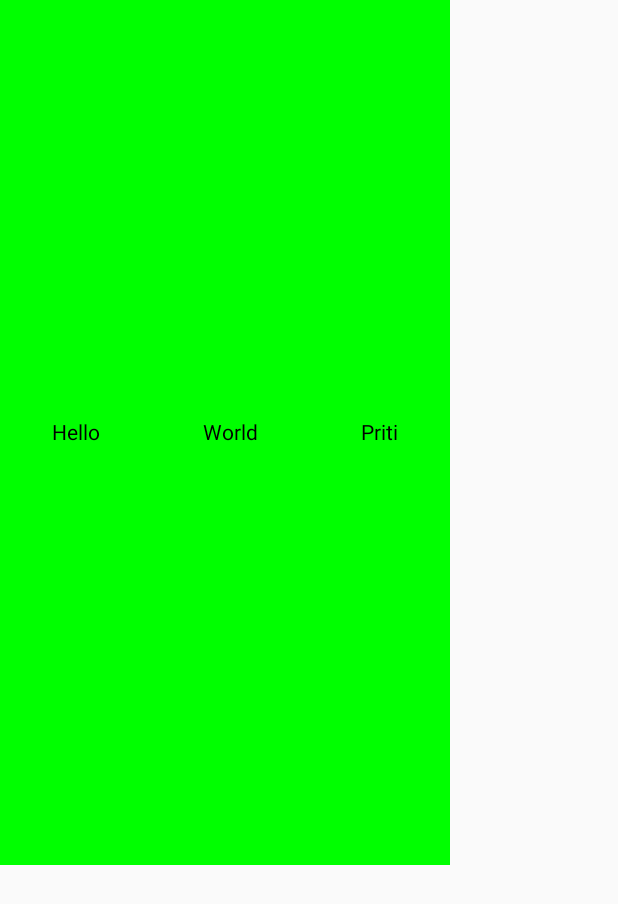
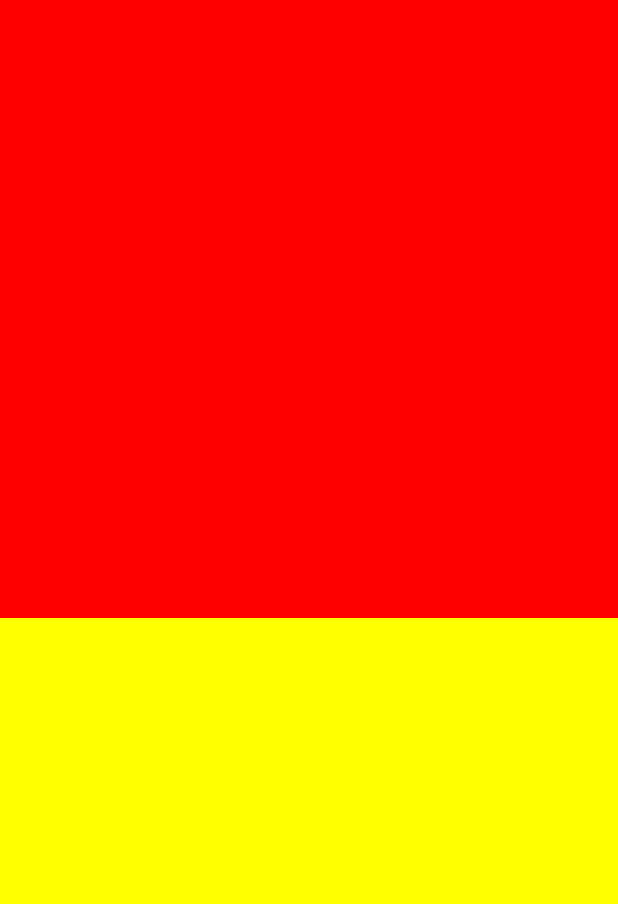
Before and after one commit to pritikjain/JetPackComposeYT, an Android app built with Jetpack Compose: the screen it shows after launch (MainActivity), on a phone screen of 412 x 824 dp. Shown: the top 904 px of the screen. Run offline under Robolectric (Android 15) with nearby library versions, the phone set to English and light mode, and no system bars.

Commit message:
State : Android Jetpack Compose -Part 6

```diff
--- a/app/src/main/java/com/pritikjain/composecourseyt/MainActivity.kt
+++ b/app/src/main/java/com/pritikjain/composecourseyt/MainActivity.kt
@@ -4,44 +4,81 @@ import android.os.Bundle
 import androidx.activity.ComponentActivity
 import androidx.activity.compose.setContent
 import androidx.compose.foundation.background
+import androidx.compose.foundation.clickable
 import androidx.compose.foundation.layout.Arrangement
+import androidx.compose.foundation.layout.Box
 import androidx.compose.foundation.layout.Column
 import androidx.compose.foundation.layout.Row
 import androidx.compose.foundation.layout.fillMaxHeight
 import androidx.compose.foundation.layout.fillMaxSize
 import androidx.compose.foundation.layout.height
 import androidx.compose.foundation.layout.width
+import androidx.compose.foundation.layout.wrapContentHeight
 import androidx.compose.material3.MaterialTheme
 import androidx.compose.material3.Surface
 import androidx.compose.material3.Text
 import androidx.compose.runtime.Composable
+import androidx.compose.runtime.mutableStateOf
+import androidx.compose.runtime.remember
 import androidx.compose.ui.Alignment
 import androidx.compose.ui.Modifier
 import androidx.compose.ui.graphics.Color
+import androidx.compose.ui.layout.OnRemeasuredModifier
 import androidx.compose.ui.tooling.preview.Preview
 import androidx.compose.ui.unit.dp
 import com.pritikjain.composecourseyt.ui.theme.ComposeCourseYTTheme
+import kotlin.random.Random
 
 class MainActivity : ComponentActivity() {
     override fun onCreate(savedInstanceState: Bundle?) {
         super.onCreate(savedInstanceState)
         setContent {
-            Row(
-                modifier = Modifier
-                    //.fillMaxSize(0.5f)
-                    .width(300.dp)
-                    .fillMaxHeight(0.7f)
-                    .background(Color.Green),
-                horizontalArrangement = Arrangement.SpaceAround,
-                verticalAlignment = Alignment.CenterVertically
-            ) {
-                Text("Hello")
-                Text("World")
-                Text("Priti")
+            // State : how our Ui looks at given moment
+            Column(Modifier.fillMaxSize()) {
+                val color = remember {
+                    mutableStateOf(Color.Yellow)
+                }
+                ColorBox(
+                    Modifier
+                        .weight(1f)
+                        .fillMaxSize()
+                ) {
+                    color.value = it
+                }
+                Box(
+                    modifier = Modifier
+                        .background(color.value)
+                        .weight(1f)
+                        .fillMaxSize()
+                )
             }
+
 
         }
     }
+}
+
+@Composable
+fun ColorBox(
+    modifier: Modifier = Modifier,
+    updateColor: (Color) -> Unit
+) {
+
+
+    Box(modifier = modifier
+        .background(Color.Red)
+        .clickable {
+            // want to change the background color after click on the box
+            updateColor(
+                Color(
+                    Random.nextFloat(),
+                    Random.nextFloat(),
+                    Random.nextFloat(),
+                    1f
+                )
+            )
+        }
+    )
 }
 
 @Composable
```
